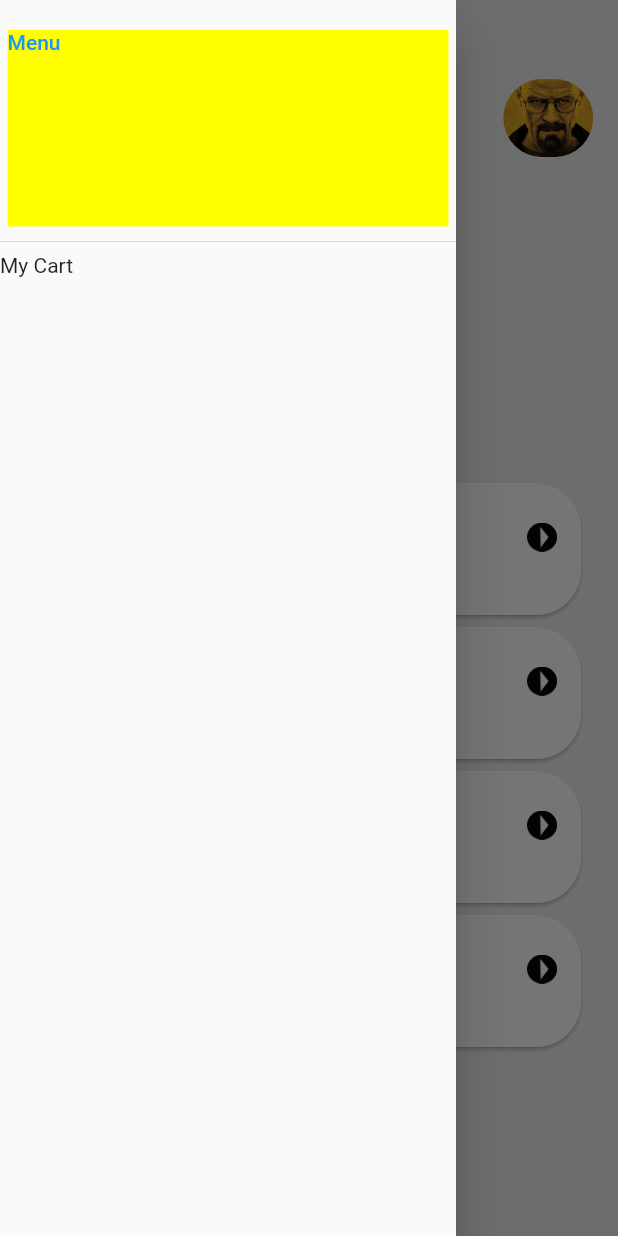
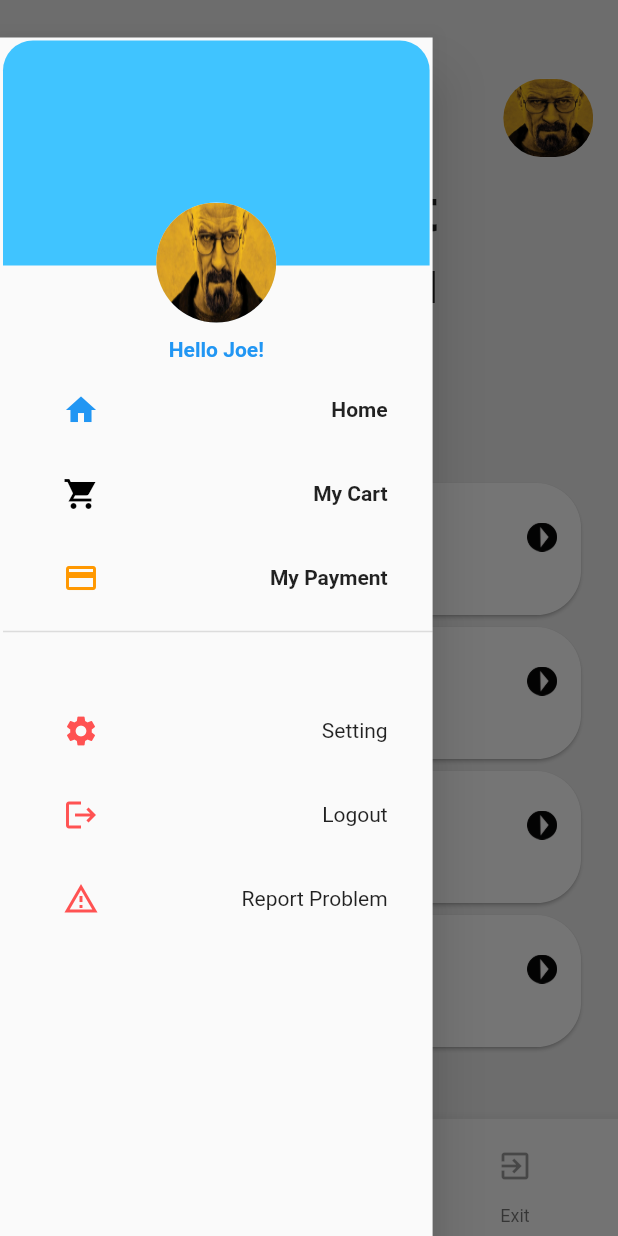
Before and after one commit to Jeevu/laundarybookingui, a Flutter app: the screen it shows after launch, after a tap on the "menu" icon, on a phone screen of 412 x 824 dp. Run offline on Flutter 3.47's test engine with Material 2 defaults, Android fonts, the phone set to English and light mode, and no system bars.

Commit message:
Drawer Ui Updated

```diff
--- a/lib/HomePage.dart
+++ b/lib/HomePage.dart
@@ -1,40 +1,63 @@
+
 import 'package:flutter/material.dart';
 import 'package:flutter/rendering.dart';
 import 'package:laundarybookingui/cardwidget.dart';
 import 'package:laundarybookingui/mycartpage.dart';
 
-class HomePage extends StatelessWidget {
+import 'drawerwidget.dart';
+class HomePage extends StatefulWidget {
+  @override
+  _HomePageState createState() => _HomePageState();
+}
+
+class _HomePageState extends State<HomePage> {
   @override
   Widget build(BuildContext context) {
-    var size = MediaQuery.of(context).size;
-    print(size);
+    var size= MediaQuery.of(context).size;
+    var _selectedIndex=0;
+      void _onItemTapped(int index) {
+    setState(() {
+      _selectedIndex = index;
+    });
+  }
     return Scaffold(
       backgroundColor: Colors.grey[200],
-      drawer: Drawer(
-        child: ListView(
-          padding: EdgeInsets.zero,
-          children: [
-            DrawerHeader(
-              padding: EdgeInsets.fromLTRB(5, 20, 5, 10),
-              child:Container(
-                color: Colors.yellowAccent,
-                child: Text('Menu',style: TextStyle(color: Colors.blue),),)
-            ),
-            GestureDetector(
-              onTap: () {
+      bottomNavigationBar: BottomNavigationBar(
+        type: BottomNavigationBarType.fixed,
+        items:  <BottomNavigationBarItem>[
+          BottomNavigationBarItem(
+            icon: Icon(Icons.home),
+            label: 'Home',
+          ),
+          BottomNavigationBarItem(
+            icon: IconButton(icon:Icon(Icons.shopping_cart),
+              onPressed: (){
                 Navigator.push(
                   context,
-                  MaterialPageRoute(builder: (context) => MyCartHome()),
-                );
-              },
-              child: Text('My Cart'),
-            )
-          ],
-        ),
+                  MaterialPageRoute(builder: (context) => MyCartHome()));
+            },
+            ),
+            label: 'MY Cart',
+          ),
+          BottomNavigationBarItem(
+            icon: IconButton(icon:Icon(Icons.exit_to_app),
+            onPressed: null,
+            ),
+            label: 'Exit',
+          ),
+        ],
+        currentIndex: _selectedIndex,
+        selectedItemColor: Colors.blue[200],
+        onTap: _onItemTapped,
       ),
-      body: SafeArea(
-        child: SingleChildScrollView(
-          child: Container(
+      drawer:(
+        DrawerClass()),
+
+
+      body:
+       SafeArea(
+         child:SingleChildScrollView(
+             child: Container(
             padding: EdgeInsets.symmetric(horizontal: size.width * 0.02),
             child: Column(
               children: [
@@ -42,7 +65,7 @@ class HomePage extends StatelessWidget {
                   padding: EdgeInsets.only(top: size.height * 0.05),
                   child: Container(
                     padding:
-                        EdgeInsets.symmetric(horizontal: size.width * 0.02),
+                      EdgeInsets.symmetric(horizontal: size.width * 0.02),
                     width: double.infinity,
                     height: size.height * 0.091,
                     child: LayoutBuilder(
@@ -86,6 +109,7 @@ class HomePage extends StatelessWidget {
                     ),
                   ),
                 ),
+
                 Container(
                   padding: EdgeInsets.symmetric(horizontal: size.width * 0.02),
                   height: size.height * 0.23,
@@ -117,6 +141,7 @@ class HomePage extends StatelessWidget {
                     },
                   ),
                 ),
+                 SingleChildScrollView(child:
                 Padding(
                   padding: EdgeInsets.all(size.width * 0.03),
                   child: Column(
@@ -151,12 +176,13 @@ class HomePage extends StatelessWidget {
                       )
                     ],
                   ),
+                  ),
                 )
               ],
             ),
           ),
         ),
-      ),
+       )
     );
   }
 }
--- /dev/null
+++ b/lib/drawerwidget.dart
@@ -0,0 +1,125 @@
+import 'package:flutter/material.dart';
+import 'package:flutter/rendering.dart';
+
+import 'mycartpage.dart';
+
+class DrawerClass extends StatefulWidget {
+  @override
+  _DrawerClassState createState() => _DrawerClassState();
+}
+
+class _DrawerClassState extends State<DrawerClass> {
+  @override
+  Widget build(BuildContext context) {
+    return Container(
+      margin: EdgeInsets.only(top: 25),
+      //color: Colors.blue,
+      width: MediaQuery.of(context).size.width * 0.7,
+      child: Drawer(
+        child: Stack(alignment: Alignment.topCenter, children: [
+          Positioned(
+            child: Container(
+              margin: EdgeInsets.all(2),
+              decoration: BoxDecoration(
+                borderRadius: BorderRadius.vertical(top: Radius.circular(20)),
+                color: Colors.lightBlueAccent,
+              ),
+              // padding: EdgeInsets.only(top:20),
+              height: 150,
+              width: MediaQuery.of(context).size.width * 0.79,
+            ),
+          ),
+          Positioned(
+            top: 110,
+            child: Container(
+              //  alignment: Alignment.center,
+              height: 80,
+              width: 80,
+              decoration: BoxDecoration(
+                  borderRadius: BorderRadius.circular(400),
+                  color: Colors.blue[50],
+                  image: DecorationImage(
+                      image: AssetImage('assets/images/profileimage.jpg'),
+                      fit: BoxFit.fill)),
+            ),
+          ),
+          Padding(
+            padding: EdgeInsets.only(top: 200),
+            child: Container(
+              child: Text('Hello Joe!',style: TextStyle(fontWeight: FontWeight.bold,color: Colors.blue),),
+            ),
+          ),
+          Padding(
+            padding: EdgeInsets.only(
+              top: 220,
+            ),
+            child: Container(
+            //  color: Colors.blue[50],
+              alignment: Alignment.center,
+              child: Column(children: [
+                ListTile(
+                  contentPadding: EdgeInsets.symmetric(horizontal: 30),
+                  leading:IconButton(icon: Icon(Icons.home,color: Colors.blue,),onPressed: null,),
+                  trailing: Text('Home',style: TextStyle(fontWeight: FontWeight.bold),),
+                  selectedTileColor: Colors.blue[100],
+                  onTap: null,
+                ),
+                ListTile(
+                  contentPadding: EdgeInsets.symmetric(horizontal: 30),
+                  leading: IconButton(icon:Icon(Icons.shopping_cart_sharp,color: Colors.black,),
+                  onPressed:  (){
+                Navigator.push(
+                  context,
+                  MaterialPageRoute(builder: (context) => MyCartHome()));
+            },
+                  ),
+                  trailing: Text('My Cart',style: TextStyle(fontWeight: FontWeight.bold),),
+                  selectedTileColor: Colors.blue[100],
+                  onTap: null,
+                ),
+                ListTile(
+                    contentPadding: EdgeInsets.symmetric(horizontal: 30),
+                    leading:IconButton( onPressed: null,icon: Icon(Icons.payment,color: Colors.orange,),),
+                    trailing: Text('My Payment',style: TextStyle(fontWeight: FontWeight.bold),),
+                    selectedTileColor: Colors.blue[100],
+                    onTap: null),
+                    Divider(thickness:1,indent: 2,),
+                    SizedBox(height: 30,),
+                ListTile(
+                  contentPadding: EdgeInsets.symmetric(horizontal: 30),
+                  leading:IconButton(icon: Icon(Icons.settings,
+                       color: Colors.redAccent,
+                      ),
+                      onPressed: null),
+                  trailing: Text('Setting',),
+                  selectedTileColor: Colors.blue[100],
+                  onTap: null,
+                ),
+                ListTile(
+                  contentPadding: EdgeInsets.symmetric(horizontal: 30),
+                  leading: IconButton(onPressed: null,icon:Icon(Icons.logout,
+                       color: Colors.redAccent,
+                      ),),
+                  trailing: Text('Logout',),
+                  selectedTileColor: Colors.blue[100],
+                  onTap: null,
+                ),
+                ListTile(
+                  contentPadding: EdgeInsets.symmetric(horizontal: 30),
+                  leading: IconButton(icon:Icon(Icons.report_problem_outlined,
+                       color: Colors.redAccent,
+                      ),
+                      onPressed: null),
+                  trailing: Text('Report Problem',),
+                  selectedTileColor: Colors.blue[100],
+                  onTap: null,
+                ),
+                    ],),
+
+            ),
+          ),
+        ]),
+      ),
+    );
+  }
+}
--- a/lib/mycartitems.dart
+++ b/lib/mycartitems.dart
@@ -124,9 +124,7 @@ class _MyCartWidgetState extends State<MyCartWidget> {
                 ),
               ),
               Container(
-                //    height: 112,
-                //  width: 30,
-                // padding: EdgeInsets.only(right: 20),
+
                 decoration: BoxDecoration(
                   color: Colors.white70,
                   borderRadius: BorderRadius.vertical(
--- a/lib/mycartpage.dart
+++ b/lib/mycartpage.dart
@@ -25,7 +25,7 @@ class _MyCartHomeState extends State<MyCartHome> {
           child: IconButton(
             icon: Image.asset('assets/mycartimages/icon1.png'),
             iconSize: 50,
-            onPressed: () { Navigator.pop(context);},
+            onPressed: () { Navigator.of(context).pop();},
           ),
         ),
       ),
```
Also changed, not shown: lib/main.dart (line endings or trailing spaces).
